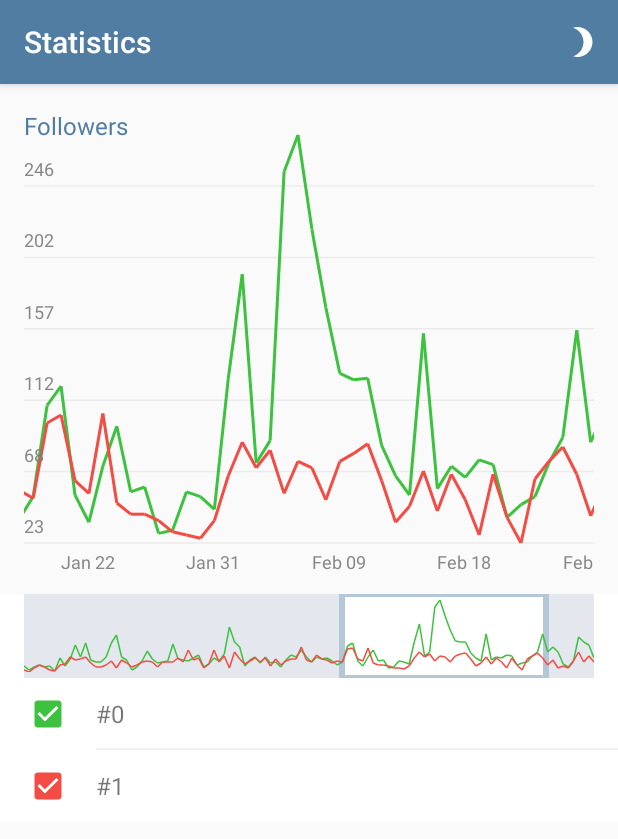
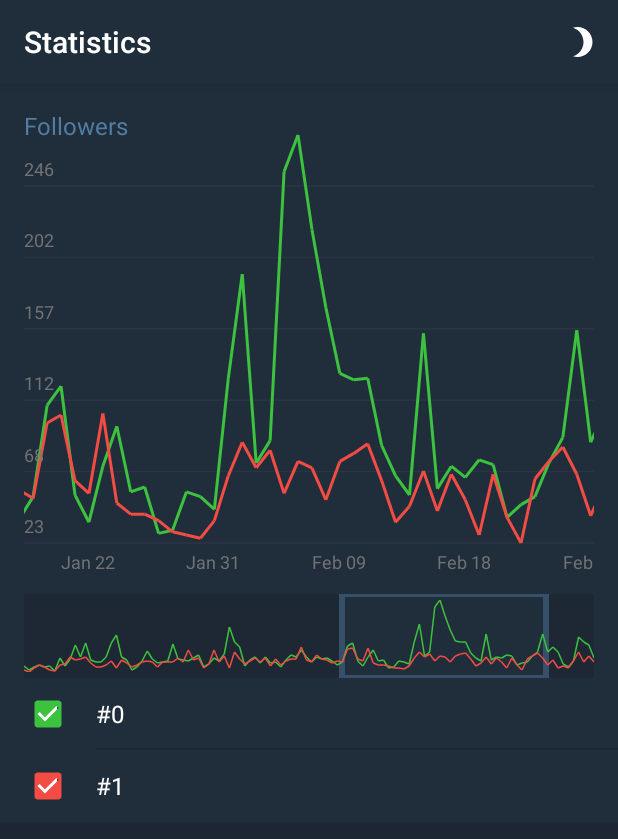
Before and after one commit to abbath0767/TelegramContest, an Android app: the DiagramActivity screen opened directly, with no data from a screen before it, after a tap on an icon or button, on a phone screen of 412 x 824 dp. Shown: the top 839 px of the screen. Run offline under Robolectric (Android 15) with nearby library versions, the phone set to English and light mode, and no system bars; 1 statement that could not run was skipped.

Commit message:
add theme change. very dumb_

```diff
--- a/app/src/main/java/com/ng/telegramcontest/data/DataStorage.java
+++ b/app/src/main/java/com/ng/telegramcontest/data/DataStorage.java
@@ -4,13 +4,23 @@ import android.content.Context;
 
 public class DataStorage {
     private final Parser mParser = new Parser();
+    private Prefs mPrefs;
     private Charts mCharts;
 
     public void initialize(Context context) {
         mCharts = mParser.getCharts(context);
+        mPrefs = new Prefs(context);
     }
 
     public Charts getCharts() {
         return mCharts;
     }
+
+    public boolean isNightTheme() {
+        return mPrefs.isNightTheme();
+    }
+
+    public void setNightMode(boolean value) {
+        mPrefs.setNightMode(value);
+    }
 }
--- /dev/null
+++ b/app/src/main/java/com/ng/telegramcontest/data/Prefs.java
@@ -0,0 +1,26 @@
+package com.ng.telegramcontest.data;
+
+import android.content.Context;
+import android.content.SharedPreferences;
+
+public class Prefs {
+
+    private static String TELEGRAM_CONTEST_PREFS = "TELEGRAM_CONTEST_PREFS";
+    private static String NIGHT_MODE_ENABLE = "NIGHT_MODE_ENABLE";
+    private final SharedPreferences mShared;
+
+    private Context mContext;
+
+    public Prefs(Context context) {
+        mContext = context;
+        mShared = context.getSharedPreferences(TELEGRAM_CONTEST_PREFS, Context.MODE_PRIVATE);
+    }
+
+    public boolean isNightTheme() {
+        return mShared.getBoolean(NIGHT_MODE_ENABLE, false);
+    }
+
+    public void setNightMode(boolean value) {
+        mShared.edit().putBoolean(NIGHT_MODE_ENABLE, value).apply();
+    }
+}
--- a/app/src/main/java/com/ng/telegramcontest/ui/DiagramActivity.java
+++ b/app/src/main/java/com/ng/telegramcontest/ui/DiagramActivity.java
@@ -2,13 +2,14 @@ package com.ng.telegramcontest.ui;
 
 import android.content.Context;
 import android.content.Intent;
+import android.graphics.drawable.ColorDrawable;
+import android.os.Build;
 import android.os.Bundle;
 import android.support.annotation.Nullable;
 import android.support.v7.app.AppCompatActivity;
 import android.support.v7.widget.LinearLayoutManager;
 import android.support.v7.widget.RecyclerView;
 import android.support.v7.widget.Toolbar;
-import android.util.Log;
 import android.view.Menu;
 import android.view.MenuItem;
 
@@ -47,8 +48,6 @@ public class DiagramActivity extends AppCompatActivity implements ChartNamesAdap
     protected void onCreate(@Nullable Bundle savedInstanceState) {
         super.onCreate(savedInstanceState);
         setContentView(R.layout.activity_diagram);
-        setActionBar();
-        setViews();
 
         chartNumber = getIntent().getExtras().getInt(CHART_NUMBER);
 
@@ -59,18 +58,40 @@ public class DiagramActivity extends AppCompatActivity implements ChartNamesAdap
             selectedCharts[i] = true;
         }
 
+        boolean isNightTheme = mDataStorage.isNightTheme();
+
+        setActionBar(isNightTheme);
+        setViews(isNightTheme);
+
         initViewData();
     }
 
-    private void setViews() {
+    private void setViews(boolean isNightTheme) {
         mRecyclerView = (RecyclerView) findViewById(R.id.chars_name_recycler);
         mRecyclerView.setLayoutManager(new LinearLayoutManager(this));
-        mChartNamesAdapter = new ChartNamesAdapter(this, this);
+        mChartNamesAdapter = new ChartNamesAdapter(this, this, isNightTheme);
         mRecyclerView.setAdapter(mChartNamesAdapter);
 
         mDateSelectorView = (DateSelectorView) findViewById(R.id.date_selector_view);
+        mDateSelectorView.setIsNightMode(isNightTheme);
 
         mBigGraph = (BigGraph) findViewById(R.id.big_graph);
+        mBigGraph.setIsNightMode(isNightTheme);
+
+        if (isNightTheme)
+            findViewById(R.id.big_graph_holder).setBackgroundColor(getResources().getColor(R.color.colorPrimaryNight));
+        else
+            findViewById(R.id.big_graph_holder).setBackgroundResource(0);
+    }
+
+    private void setViewsColor(boolean isNightTheme) {
+        mChartNamesAdapter.changeTheme(isNightTheme);
+        mDateSelectorView.setIsNightMode(isNightTheme);
+        mBigGraph.setIsNightMode(isNightTheme);
+        if (isNightTheme)
+            findViewById(R.id.big_graph_holder).setBackgroundColor(getResources().getColor(R.color.colorPrimaryNight));
+        else
+            findViewById(R.id.big_graph_holder).setBackgroundResource(0);
     }
 
     private void initViewData() {
@@ -79,9 +100,32 @@ public class DiagramActivity extends AppCompatActivity implements ChartNamesAdap
         mBigGraph.initData(mChartData, selectedCharts);
     }
 
-    private void setActionBar() {
+    private void setActionBar(boolean isNightTheme) {
         setSupportActionBar((Toolbar) findViewById(R.id.my_toolbar));
         setTitle(R.string.statistics);
+
+        setActionBarColor(isNightTheme);
+    }
+
+    private void setActionBarColor(boolean isNightTheme) {
+        int colorResBar;
+        int colorResStatusBar;
+        int colorActivityBackground;
+        if (isNightTheme) {
+            colorResBar = R.color.colorPrimaryNight;
+            colorResStatusBar = R.color.colorPrimaryDarkNight;
+            colorActivityBackground = R.color.colorPrimaryDarkNight;
+        } else {
+            colorResBar = R.color.colorPrimary;
+            colorResStatusBar = R.color.colorPrimaryDark;
+            colorActivityBackground = R.color.defaultBackColor;
+        }
+
+        getSupportActionBar().setBackgroundDrawable(new ColorDrawable(getResources().getColor(colorResBar)));
+        if (Build.VERSION.SDK_INT >= Build.VERSION_CODES.LOLLIPOP) {
+            getWindow().setStatusBarColor(getResources().getColor(colorResStatusBar));
+        }
+        findViewById(R.id.parent).setBackgroundColor(getResources().getColor(colorActivityBackground));
     }
 
     @Override
@@ -94,7 +138,6 @@ public class DiagramActivity extends AppCompatActivity implements ChartNamesAdap
         mDateSelectorView.changeSelect(selectedCharts);
         mBigGraph.changeSelect(selectedCharts);
     }
-
 
     @Override
     public void onBorderChange(float fromX, float toX, int type) {
@@ -111,10 +154,21 @@ public class DiagramActivity extends AppCompatActivity implements ChartNamesAdap
     public boolean onOptionsItemSelected(MenuItem item) {
         int id = item.getItemId();
         if (id == R.id.action_change_theme) {
-            Log.d("TAG", "Click on change theme");
+            changeTheme();
             return true;
         }
         return super.onOptionsItemSelected(item);
+    }
+
+    private void changeTheme() {
+        boolean nowIsNight = !mDataStorage.isNightTheme();
+        mDataStorage.setNightMode(nowIsNight);
+        setNightTheme(nowIsNight);
+    }
+
+    private void setNightTheme(boolean nowIsNight) {
+        setActionBarColor(nowIsNight);
+        setViewsColor(nowIsNight);
     }
 
     @Override
--- a/app/src/main/java/com/ng/telegramcontest/ui/recycler/ChartNameViewHolder.java
+++ b/app/src/main/java/com/ng/telegramcontest/ui/recycler/ChartNameViewHolder.java
@@ -3,12 +3,14 @@ package com.ng.telegramcontest.ui.recycler;
 import android.content.Context;
 import android.content.res.ColorStateList;
 import android.graphics.Color;
+import android.os.Build;
 import android.support.v7.widget.RecyclerView;
 import android.view.LayoutInflater;
 import android.view.View;
 import android.view.ViewGroup;
 import android.widget.CheckBox;
 import android.widget.CompoundButton;
+import android.widget.RelativeLayout;
 import android.widget.TextView;
 
 import com.ng.telegramcontest.R;
@@ -21,17 +23,25 @@ public class ChartNameViewHolder extends RecyclerView.ViewHolder {
         name = itemView.findViewById(R.id.item_chart_name);
         checkBox = itemView.findViewById(R.id.item_chart_checkbox);
         separator = itemView.findViewById(R.id.item_chatr_separator);
+        parent = itemView.findViewById(R.id.item_parent);
         mSelectChartListener = selectChartListener;
+        mContext = context;
     }
 
     private ChartNamesAdapter.SelectChartListener mSelectChartListener;
     private TextView name;
     private CheckBox checkBox;
     private View separator;
+    private RelativeLayout parent;
+    private Context mContext;
 
-    public void bind(DataSet dataSet, boolean isSelect, boolean isLast) {
+    public void bind(DataSet dataSet, boolean isSelect, boolean isLast, boolean isNightTheme) {
         this.name.setText(dataSet.getEntityName());
-        checkBox.setButtonTintList(ColorStateList.valueOf(Color.parseColor(dataSet.getColor())));
+
+        if (Build.VERSION.SDK_INT >= Build.VERSION_CODES.LOLLIPOP) {
+            checkBox.setButtonTintList(ColorStateList.valueOf(Color.parseColor(dataSet.getColor())));
+        }
+
         checkBox.setChecked(isSelect);
         if (isLast) separator.setVisibility(View.GONE);
         else separator.setVisibility(View.VISIBLE);
@@ -45,5 +55,15 @@ public class ChartNameViewHolder extends RecyclerView.ViewHolder {
                 mSelectChartListener.onChartSelect(pos, isChecked);
             }
         });
+
+        if (isNightTheme) {
+            parent.setBackgroundColor(mContext.getResources().getColor(R.color.colorPrimaryNight));
+            name.setTextColor(mContext.getResources().getColor(R.color.white));
+            separator.setBackgroundColor(mContext.getResources().getColor(R.color.colorPrimaryDarkNight));
+        } else {
+            parent.setBackgroundResource(0);
+            name.setTextColor(mContext.getResources().getColor(R.color.black));
+            separator.setBackgroundColor(mContext.getResources().getColor(R.color.colorSeparatorDay));
+        }
     }
 }
--- a/app/src/main/java/com/ng/telegramcontest/ui/recycler/ChartNamesAdapter.java
+++ b/app/src/main/java/com/ng/telegramcontest/ui/recycler/ChartNamesAdapter.java
@@ -11,19 +11,26 @@ public class ChartNamesAdapter extends RecyclerView.Adapter<RecyclerView.ViewHol
 
     private final Context mContext;
     private final SelectChartListener mSelectChartListener;
+    private boolean isNightTheme;
 
-    public ChartNamesAdapter(Context context, SelectChartListener listener) {
+    public ChartNamesAdapter(Context context, SelectChartListener listener, boolean isNightTheme) {
         this.mContext = context;
         this.mSelectChartListener = listener;
+        this.isNightTheme = isNightTheme;
     }
 
     private DataSet[] mChartNames;
     private boolean[] selected;
 
+    public void changeTheme(boolean isNightTheme) {
+        this.isNightTheme = isNightTheme;
+        notifyDataSetChanged();
+    }
+
     public void setNames(DataSet[] mDataSets, boolean[] selectedCharts) {
         this.mChartNames = mDataSets;
         selected = selectedCharts;
-        this.notifyDataSetChanged();
+        notifyDataSetChanged();
     }
 
     @NonNull
@@ -34,7 +41,7 @@ public class ChartNamesAdapter extends RecyclerView.Adapter<RecyclerView.ViewHol
 
     @Override
     public void onBindViewHolder(@NonNull RecyclerView.ViewHolder viewHolder, int i) {
-        ((ChartNameViewHolder) viewHolder).bind(mChartNames[i], selected[i], i == getItemCount() - 1);
+        ((ChartNameViewHolder) viewHolder).bind(mChartNames[i], selected[i], i == getItemCount() - 1, isNightTheme);
     }
 
     @Override
--- a/app/src/main/java/com/ng/telegramcontest/ui/view/BigGraph.java
+++ b/app/src/main/java/com/ng/telegramcontest/ui/view/BigGraph.java
@@ -11,7 +11,6 @@ import android.graphics.Rect;
 import android.graphics.RectF;
 import android.os.Build;
 import android.util.AttributeSet;
-import android.util.Log;
 import android.util.TypedValue;
 import android.view.MotionEvent;
 import android.view.View;
@@ -57,7 +56,7 @@ public class BigGraph extends View {
     private Paint mSeparatorPaint;
     private Paint mDatePaint;
     private Paint mLinePaint;
-    private Paint mWhitePaint;
+    private Paint mPointInnerPaint;
     private Paint mDetailPaint;
     private Paint mShadowPaint;
     private ChartData mChartData;
@@ -155,11 +154,11 @@ public class BigGraph extends View {
         mShadowPaint.setAntiAlias(true);
         setLayerType(LAYER_TYPE_HARDWARE, mShadowPaint);
 
-        mWhitePaint = new Paint();
-        mWhitePaint.setColor(Color.WHITE);
-        mWhitePaint.setAntiAlias(true);
-        mWhitePaint.setStyle(Paint.Style.FILL);
-        setLayerType(LAYER_TYPE_HARDWARE, mWhitePaint);
+        mPointInnerPaint = new Paint();
+        mPointInnerPaint.setColor(Color.WHITE);
+        mPointInnerPaint.setAntiAlias(true);
+        mPointInnerPaint.setStyle(Paint.Style.FILL);
+        setLayerType(LAYER_TYPE_HARDWARE, mPointInnerPaint);
 
         mSeparatorPaint = new Paint();
         mSeparatorPaint.setColor(getContext().getResources().getColor(R.color.colorSeparatorDay));
@@ -261,6 +260,20 @@ public class BigGraph extends View {
         });
     }
 
+    public void setIsNightMode(boolean isNightTheme) {
+        if (isNightTheme) {
+            mPointInnerPaint.setColor(getResources().getColor(R.color.colorPrimaryNight));
+            mTextPaintDate.setColor(Color.WHITE);
+            mDetailPaint.setColor(getResources().getColor(R.color.colorPrimaryNight));
+        } else {
+            mPointInnerPaint.setColor(Color.WHITE);
+            mTextPaintDate.setColor(Color.BLACK);
+            mDetailPaint.setColor(getResources().getColor(R.color.defaultBackColor));
+        }
+
+        postInvalidateOnAnimation();
+    }
+
     @Override
     protected void onDraw(Canvas canvas) {
         float scaledSizeInPixels = TypedValue.applyDimension(TypedValue.COMPLEX_UNIT_SP, 16, getResources().getDisplayMetrics());
@@ -293,11 +306,10 @@ public class BigGraph extends View {
             float y = bottomBorderY - points[chartIndex][selectedIndex];
             mLinePaint.setColor(Color.parseColor(mChartData.getDataSets()[chartIndex - 1].getColor()));
             canvas.drawCircle(selectedValue, y, 15, mLinePaint);
-            canvas.drawCircle(selectedValue, y, 10, mWhitePaint);
+            canvas.drawCircle(selectedValue, y, 10, mPointInnerPaint);
         }
 
         String dateText = formatDetail.format(new Date(mChartData.getX().getValues()[selectedIndex + leftIndex]));
-        mTextPaintDate.setColor(Color.BLACK);
         Rect textRectDate = new Rect();
         mTextPaintDate.getTextBounds(dateText, 0, dateText.length(), textRectDate);
 
@@ -308,9 +320,7 @@ public class BigGraph extends View {
         float heightDate = textRectDate.height() + marginVertical * 2;
 
         float horizontalDeltaPercent = selectedValue / getWidth();
-        Log.d("TAG", "horizontal delta: " + horizontalDeltaPercent);
 
-//        int lines = 0;
         int counter = 0;
         float lineWidth = 0f;
         float tmpWidth = 0f;
@@ -327,7 +337,6 @@ public class BigGraph extends View {
                 mTextPaintCount.getTextBounds(text, 0, text.length(), countRect);
                 mTextPaintName.getTextBounds(title, 0, title.length(), titleRect);
                 if (counter % 2 != 0) {
-//                    lines++;
                     lineWidth += Math.max(marginHorizontal * 2f + countRect.width(), marginHorizontal * 2f + titleRect.width());
                     tmpHeight += countRect.height() + marginVertical * 4f + titleRect.height();
                 } else {
--- a/app/src/main/java/com/ng/telegramcontest/ui/view/DateSelectorView.java
+++ b/app/src/main/java/com/ng/telegramcontest/ui/view/DateSelectorView.java
@@ -49,4 +49,13 @@ public class DateSelectorView extends RelativeLayout {
     public void addOnBorderChangeListener(SelectWindowView.BorderChangeListener listener) {
         mSelectWindowView.addOnBorderChangeListener(listener);
     }
+
+    public void setIsNightMode(boolean isNightTheme) {
+        if (isNightTheme) {
+            setBackgroundColor(getResources().getColor(R.color.colorPrimaryNight));
+        } else {
+            setBackgroundResource(0);
+        }
+        mSelectWindowView.setNightMode(isNightTheme);
+    }
 }
--- a/app/src/main/java/com/ng/telegramcontest/ui/view/SelectWindowView.java
+++ b/app/src/main/java/com/ng/telegramcontest/ui/view/SelectWindowView.java
@@ -2,7 +2,6 @@ package com.ng.telegramcontest.ui.view;
 
 import android.content.Context;
 import android.util.AttributeSet;
-import android.util.Log;
 import android.view.MotionEvent;
 import android.view.View;
 import android.widget.RelativeLayout;
@@ -216,6 +215,16 @@ public class SelectWindowView extends RelativeLayout {
         });
     }
 
+    public void setNightMode(boolean isNightTheme) {
+        if (isNightTheme) {
+            leftBorder.setBackgroundColor(getResources().getColor(R.color.colorBorderNight));
+            rightBorder.setBackgroundColor(getResources().getColor(R.color.colorBorderNight));
+        } else {
+            leftBorder.setBackgroundColor(getResources().getColor(R.color.colorBorer));
+            rightBorder.setBackgroundColor(getResources().getColor(R.color.colorBorer));
+        }
+    }
+
     public void initData(final DataSet x) {
         this.x = x;
 
--- a/app/src/main/res/layout/activity_diagram.xml
+++ b/app/src/main/res/layout/activity_diagram.xml
@@ -1,5 +1,6 @@
 <?xml version="1.0" encoding="utf-8"?>
-<LinearLayout xmlns:android="http://schemas.android.com/apk/res/android"
+<LinearLayout android:id="@+id/parent"
+              xmlns:android="http://schemas.android.com/apk/res/android"
               xmlns:app="http://schemas.android.com/apk/res-auto"
               android:layout_width="match_parent"
               android:layout_height="match_parent"
@@ -14,13 +15,19 @@
         android:theme="@style/ThemeOverlay.AppCompat.Dark.ActionBar"
         app:popupTheme="@style/ThemeOverlay.AppCompat.Dark"/>
 
-    <com.ng.telegramcontest.ui.view.BigGraph
-        android:id="@+id/big_graph"
+    <RelativeLayout
+        android:id="@+id/big_graph_holder"
         android:layout_width="match_parent"
         android:layout_height="@dimen/big_graph_height"
-        android:layout_marginRight="@dimen/common_16"
-        android:layout_marginLeft="@dimen/common_16"
-        android:layout_gravity="center_horizontal"/>
+        android:paddingLeft="@dimen/common_16"
+        android:paddingRight="@dimen/common_16">
+
+        <com.ng.telegramcontest.ui.view.BigGraph
+            android:id="@+id/big_graph"
+            android:layout_width="match_parent"
+            android:layout_height="@dimen/big_graph_height"
+            android:layout_gravity="center_horizontal"/>
+    </RelativeLayout>
 
     <com.ng.telegramcontest.ui.view.DateSelectorView
         android:id="@+id/date_selector_view"
--- a/app/src/main/res/layout/item_chart_name.xml
+++ b/app/src/main/res/layout/item_chart_name.xml
@@ -1,17 +1,24 @@
 <?xml version="1.0" encoding="utf-8"?>
-<RelativeLayout xmlns:android="http://schemas.android.com/apk/res/android"
+<RelativeLayout android:id="@+id/item_parent"
+                xmlns:android="http://schemas.android.com/apk/res/android"
                 xmlns:tools="http://schemas.android.com/tools"
                 android:layout_width="match_parent"
                 android:layout_height="@dimen/common_48"
                 android:gravity="center_vertical">
 
+    <View
+        android:layout_width="14dp"
+        android:layout_height="14dp"
+        android:layout_centerVertical="true"
+        android:layout_marginLeft="24dp"
+        android:background="@color/white"
+        />
+
     <CheckBox
         android:id="@+id/item_chart_checkbox"
         android:layout_width="wrap_content"
         android:layout_height="wrap_content"
-        android:layout_alignParentBottom="true"
-        android:layout_alignParentLeft="true"
-        android:layout_alignParentTop="true"
+        android:layout_centerVertical="true"
         android:layout_marginLeft="@dimen/common_16"
         android:layout_marginRight="@dimen/common_16"/>
 
--- a/app/src/main/res/values/colors.xml
+++ b/app/src/main/res/values/colors.xml
@@ -3,6 +3,10 @@
     <color name="colorPrimary">#527da3</color>
     <color name="colorPrimaryDark">#426482</color>
 
+    <color name="colorPrimaryNight">#202D3B</color>
+    <color name="colorPrimaryDarkNight">#1D2733</color>
+
+    <color name="defaultBackColor">#fafafa</color>
 
     <color name="colorAccent">#D81B60</color>
 
@@ -10,6 +14,9 @@
     <color name="colorDateDay">#e77b7b7b</color>
 
     <color name="colorBorer">#254e5a94</color>
+    <color name="colorBorderNight">#ce1d2733</color>
     <color name="colorBorerDark">#6e527da3</color>
     <color name="white">#ffffff</color>
+    <color name="black">#000000</color>
+    <!--<color name="empty">null</color>-->
 </resources>
```
